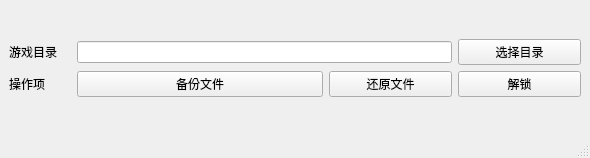
Before: the Qt Designer form mainwindow.ui in xiashizq/halounlockedtool, drawn with Qt 5.
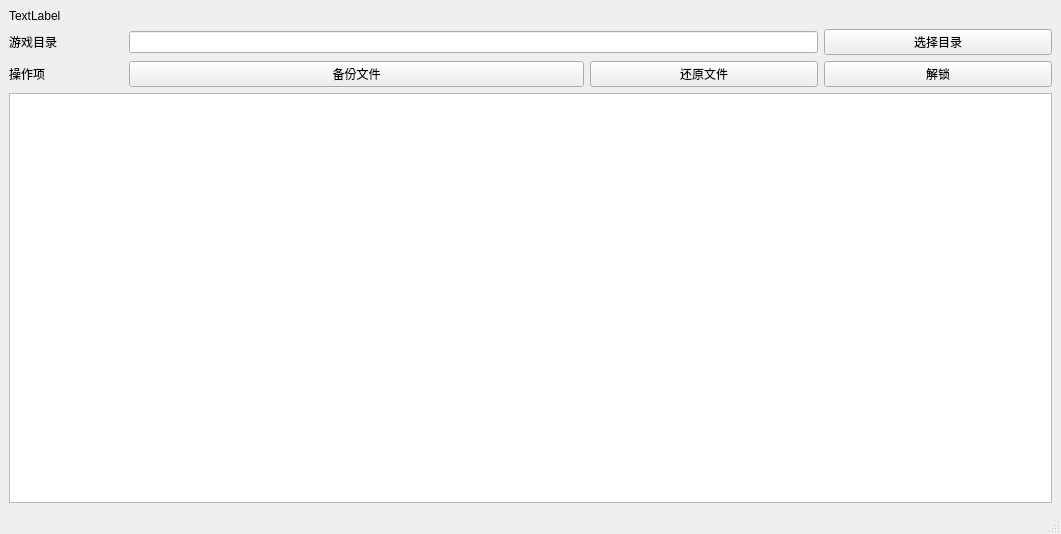
After: the same form once the commit is applied.

```diff
--- a/mainwindow.ui
+++ b/mainwindow.ui
@@ -6,8 +6,8 @@
    <rect>
     <x>0</x>
     <y>0</y>
-    <width>590</width>
-    <height>158</height>
+    <width>1061</width>
+    <height>534</height>
    </rect>
   </property>
   <property name="windowTitle">
@@ -17,17 +17,30 @@
    <layout class="QGridLayout" name="gridLayout_2">
     <item row="0" column="1">
      <layout class="QGridLayout" name="gridLayout" columnstretch="1,4,2,2">
-      <item row="2" column="0">
-       <widget class="QLabel" name="label_2">
+      <item row="1" column="1" colspan="2">
+       <widget class="QLineEdit" name="lineEdit"/>
+      </item>
+      <item row="3" column="2">
+       <widget class="QPushButton" name="pushButton_4">
         <property name="styleSheet">
          <string notr="true">font: 9pt &quot;Microsoft YaHei UI&quot;;</string>
         </property>
         <property name="text">
-         <string>操作项</string>
+         <string>还原文件</string>
         </property>
        </widget>
       </item>
-      <item row="0" column="3">
+      <item row="3" column="3">
+       <widget class="QPushButton" name="pushButton_2">
+        <property name="styleSheet">
+         <string notr="true">font: 9pt &quot;Microsoft YaHei UI&quot;;</string>
+        </property>
+        <property name="text">
+         <string>解锁</string>
+        </property>
+       </widget>
+      </item>
+      <item row="1" column="3">
        <widget class="QPushButton" name="pushButton">
         <property name="styleSheet">
          <string notr="true">font: 9pt &quot;Microsoft YaHei UI&quot;;</string>
@@ -37,17 +50,7 @@
         </property>
        </widget>
       </item>
-      <item row="0" column="0">
-       <widget class="QLabel" name="label">
-        <property name="styleSheet">
-         <string notr="true">font: 9pt &quot;Microsoft YaHei UI&quot;;</string>
-        </property>
-        <property name="text">
-         <string>游戏目录</string>
-        </property>
-       </widget>
-      </item>
-      <item row="2" column="1">
+      <item row="3" column="1">
        <widget class="QPushButton" name="pushButton_3">
         <property name="styleSheet">
          <string notr="true">font: 9pt &quot;Microsoft YaHei UI&quot;;</string>
@@ -57,31 +60,38 @@
         </property>
        </widget>
       </item>
-      <item row="2" column="3">
-       <widget class="QPushButton" name="pushButton_2">
+      <item row="1" column="0">
+       <widget class="QLabel" name="label">
         <property name="styleSheet">
          <string notr="true">font: 9pt &quot;Microsoft YaHei UI&quot;;</string>
         </property>
         <property name="text">
-         <string>解锁</string>
+         <string>游戏目录</string>
         </property>
        </widget>
       </item>
-      <item row="2" column="2">
-       <widget class="QPushButton" name="pushButton_4">
+      <item row="3" column="0">
+       <widget class="QLabel" name="label_2">
         <property name="styleSheet">
          <string notr="true">font: 9pt &quot;Microsoft YaHei UI&quot;;</string>
         </property>
         <property name="text">
-         <string>还原文件</string>
+         <string>操作项</string>
         </property>
        </widget>
       </item>
-      <item row="0" column="1" colspan="2">
-       <widget class="QLineEdit" name="lineEdit"/>
+      <item row="0" column="0" colspan="4">
+       <widget class="QLabel" name="label_3">
+        <property name="text">
+         <string>TextLabel</string>
+        </property>
+       </widget>
       </item>
      </layout>
     </item>
+    <item row="1" column="1">
+     <widget class="QTableView" name="tableView"/>
+    </item>
    </layout>
   </widget>
   <widget class="QStatusBar" name="statusBar"/>
```
